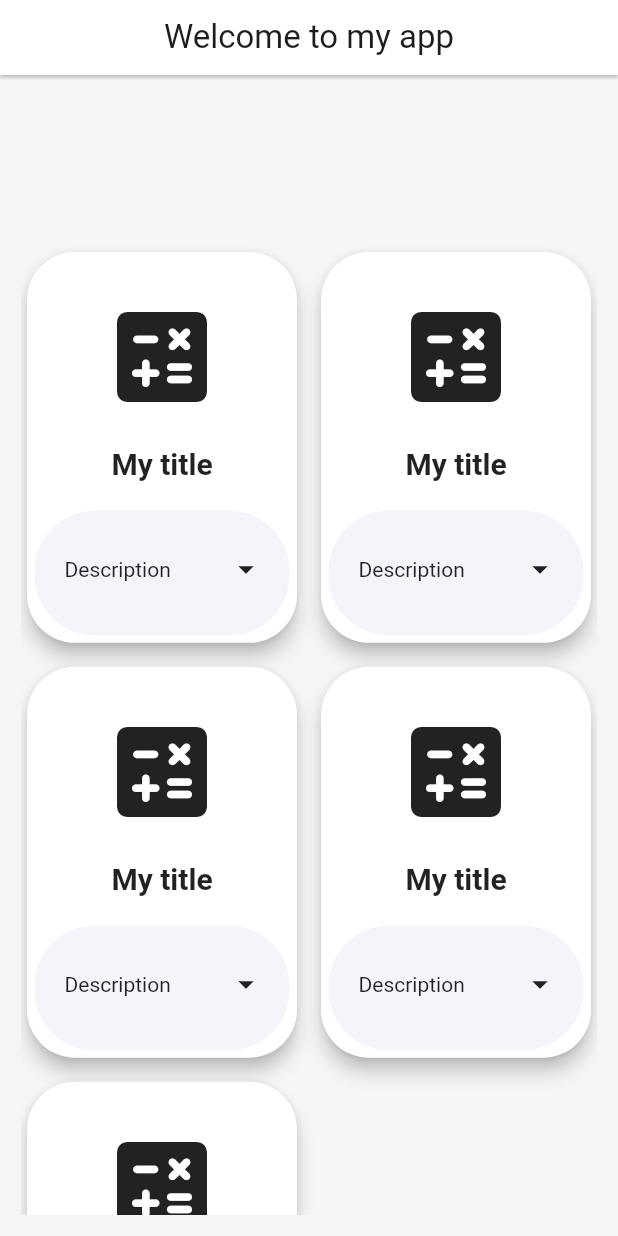
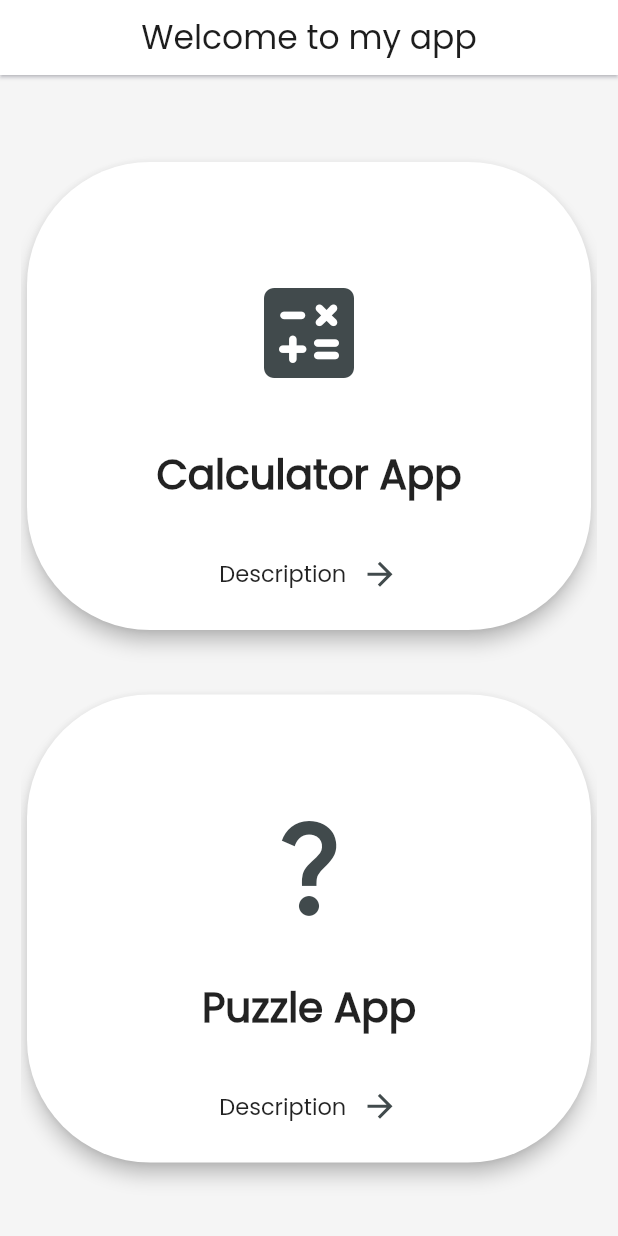
Before and after one commit to alexanderKalema/Intersavy, a Flutter app: the screen it shows after launch, on a phone screen of 412 x 824 dp. Run offline on Flutter 3.47's test engine with Material 2 defaults, Android fonts, the phone set to English and light mode, and no system bars; our stand-ins replace auto_route, bloc, flutter_bloc, just_audio, on_audio_query, permission_handler.

Commit message:
Task-6 made improvements to style and correct naviagtion

```diff
--- a/lib/main.dart
+++ b/lib/main.dart
@@ -1,12 +1,21 @@
 import 'package:android_app_development/services/app_router.gr.dart';
+import 'package:android_app_development/services/bloc/home_bloc.dart';
+import 'package:android_app_development/services/bloc/home_event.dart';
 import 'package:android_app_development/services/stop_watch_service.dart';
 import 'package:android_app_development/utilities/my_theme.dart';
 import 'package:flutter/material.dart';
-import 'package:permission_handler/permission_handler.dart';
+import 'package:flutter_bloc/flutter_bloc.dart';
 import 'package:provider/provider.dart';
 
 void main() {
-  runApp(const MyApp());
+  runApp(MultiProvider(providers: [
+    ChangeNotifierProvider(
+      create: (_) => DateAndTimeProvider(),
+    ),
+    BlocProvider<HomeBloc>(
+      create: (_) => HomeBloc()..add(FinishedOnBoardingEvent()),
+    ),
+  ], child: const MyApp()));
 }
 
 class MyApp extends StatefulWidget {
@@ -21,12 +30,10 @@ class _MyAppState extends State<MyApp> {
 
   @override
   Widget build(BuildContext context) {
-    return ChangeNotifierProvider(
-        create: (_) => DateAndTimeProvider(),
-        child: MaterialApp.router(
-            theme: myTheme,
-            routerDelegate: _appRouter.delegate(),
-            routeInformationParser: _appRouter.defaultRouteParser(),
-            debugShowCheckedModeBanner: false));
+    return MaterialApp.router(
+        theme: myTheme,
+        routerDelegate: _appRouter.delegate(),
+        routeInformationParser: _appRouter.defaultRouteParser(),
+        debugShowCheckedModeBanner: false);
   }
 }
--- a/lib/models/generic_card.dart
+++ b/lib/models/generic_card.dart
@@ -1,5 +1,6 @@
+import 'dart:math';
 import 'package:flutter/material.dart';
-import 'package:android_app_development/constants.dart';
+
 
 class GenericCard extends StatefulWidget {
   final IconData icon;
@@ -19,23 +20,111 @@ class GenericCard extends StatefulWidget {
   State<GenericCard> createState() => _GenericCardState();
 }
 
-class _GenericCardState extends State<GenericCard> {
-  bool _isExpanded = false;
+class _GenericCardState extends State<GenericCard>
+    with TickerProviderStateMixin {
+  late AnimationController _rotationController;
+  late Animation _rotationAnimation;
+
+  @override
+  void initState() {
+    super.initState();
+
+    _rotationController = AnimationController(
+      vsync: this,
+      duration: const Duration(
+        seconds: 1,
+      ),
+    );
+    _rotationAnimation = Tween(
+      begin: 0.0,
+      end: pi,
+    )
+        .chain(
+          CurveTween(
+            curve: Curves.easeInOut,
+          ),
+        )
+        .animate(_rotationController);
+  }
+
+  void _toggleCard() {
+    if (_rotationController.isCompleted ) {
+      _rotationController.reverse();
+    } else {
+      _rotationController.forward();
+    }
+  }
+
+  @override
+  void dispose() {
+    _rotationController.dispose();
+    super.dispose();
+  }
+
 
   @override
   Widget build(BuildContext context) {
-    return SizedBox(
-      child: InkWell(
+    return InkWell(
       onTap: widget.onTap,
+      child: AnimatedBuilder(
+          animation: _rotationController,
+          builder: (context, child) {
+            return Transform(
+              transform: Matrix4.identity()
+                ..rotateY(
+                  _rotationAnimation.value,
+                ),
+              alignment: Alignment.center,
               child: Card(
                 shape: RoundedRectangleBorder(
-            borderRadius: BorderRadius.circular(32),
+                  borderRadius: BorderRadius.circular(82),
                 ),
                 elevation: 5,
                 clipBehavior: Clip.hardEdge,
                 child: Padding(
-            padding: const EdgeInsets.all(5),
+                    padding: const EdgeInsets.only(
+                      top: 35,
+                         bottom: 25,
+                         right: 20, left:20),
+                    child: _rotationController.isCompleted
+                        ? Transform(
+                          alignment: Alignment.center,
+                          transform: Matrix4.rotationY(pi),
+                          child: SingleChildScrollView(
                             child: Column(
+                              mainAxisAlignment: MainAxisAlignment.spaceEvenly,
+                              crossAxisAlignment:  CrossAxisAlignment.center ,
+                              children: [
+
+                                Text(widget.description),
+                                InkWell(
+                                  onTap: _toggleCard,
+                                  child: Row(
+                                    mainAxisAlignment: MainAxisAlignment.center,
+                                    children: const [
+
+                                      Icon(
+                                        Icons.arrow_back,
+                                        size: 25,
+                                      ),
+                                      SizedBox(
+                                        width: 10,
+                                      ),
+                                      Text(
+                                        "Back to main card",
+                                        style: TextStyle(
+                                          fontSize: 15,
+                                        ),
+                                      ),
+
+                                    ],
+                                  ),
+                                ),
+                              ],
+                            ),
+                          )
+                        )
+                        : Column(
                             mainAxisAlignment: MainAxisAlignment.spaceBetween,
                             crossAxisAlignment: CrossAxisAlignment.center,
                             children: [
@@ -49,67 +138,37 @@ class _GenericCardState extends State<GenericCard> {
                               Text(
                                 widget.title,
                                 style: const TextStyle(
-                    fontSize: 20,
+                                  fontSize: 27,
                                   fontWeight: FontWeight.bold,
                                 ),
                               ),
-                Container(
-                  padding: EdgeInsets.only(
-                      top: _isExpanded ? 10 : 15,
-                      bottom: _isExpanded ? 10 : 15,
-                      left: 20,
-                      right: 5),
-                  decoration: const BoxDecoration(
-                    borderRadius: BorderRadius.all(Radius.circular(40)),
-                    color: Color(CARD_SECONDARY),
-                  ),
-                  child: Column(
-                    children: [
-                      Row(
-                        mainAxisAlignment: MainAxisAlignment.start,
+                              InkWell(
+                                onTap: _toggleCard,
+                                child: Row(
+                                  mainAxisAlignment: MainAxisAlignment.center,
                                   crossAxisAlignment: CrossAxisAlignment.center,
-                        children: [
-                          const Text("Description"),
-                          const Expanded(child: SizedBox()),
-                          IconButton(
-                            onPressed: () {
-                              setState(() {
-                                _isExpanded = !_isExpanded;
-                              });
-                            },
-                            icon: Icon(
-                              _isExpanded
-                                  ? Icons.arrow_drop_up_sharp
-                                  : Icons.arrow_drop_down_sharp,
-                              size: 25,
-                            ),
-                          ),
-                        ],
-                      ),
-                      _isExpanded
-                          ? SizedBox(
-                              height: 60,
-                              child: SingleChildScrollView(
-                                child: Text(
-                                  widget.description,
-                                  softWrap: true,
-                                  style: const TextStyle(
+                                  children: const [
+                                    Text(
+                                        "Description",
+                                      style: TextStyle(
                                         fontSize: 15,
                                       ),
                                     ),
+                                    SizedBox(
+                                      width: 10,
                                     ),
-                            )
-                          : const SizedBox(
-                              height: 5,
-                            )
+                                   Icon(
+                                             Icons.arrow_forward,
+                                        size: 25,
+                                    ),
                                   ],
                                 ),
                               ),
                             ],
+                          )),
               ),
-          ),
-        ),
-      ),
+            );
+          }),
     );
   }
 }
--- a/lib/models/generic_circle.dart
+++ b/lib/models/generic_circle.dart
@@ -31,7 +31,7 @@ class GenericCircle extends StatelessWidget {
             color: fillColor ?? Colors.white,
             shape: isCircle ? BoxShape.circle : BoxShape.rectangle,
             border: Border.all(
-              color: fillColor ?? const Color(STOP_WATCH_BORDER),
+              color: fillColor ??  BUTTON_PRIMARY,
               width: 4,
             ),
             borderRadius: isCircle ? null : BorderRadius.circular(15),
--- a/lib/models/my_appbar.dart
+++ b/lib/models/my_appbar.dart
@@ -17,7 +17,7 @@ class MyAppBar extends StatelessWidget with PreferredSizeWidget {
       elevation: 1,
       titleSpacing: 50,
       title: Text(title),
-      shadowColor: const Color(APPBAR_SHADOW_COLOR),
+      shadowColor:  APPBAR_SHADOW_COLOR,
     );
   }
 }
--- /dev/null
+++ b/lib/services/bloc/home_bloc.dart
@@ -0,0 +1,51 @@
+import 'package:android_app_development/services/bloc/home_event.dart';
+import 'package:android_app_development/services/bloc/home_state.dart';
+import 'package:bloc/bloc.dart';
+import 'package:flutter/material.dart';
+
+List<Map<String, dynamic>> topics = [
+  {
+    "description": "",
+    "title": "Calculator App",
+    "icon": Icons.calculate_rounded,
+    "path": "/calculator",
+  },
+  {
+    "description": "",
+    "title": "Puzzle App",
+    "icon": Icons.question_mark_sharp,
+    "path": "/puzzle",
+  },
+  {
+    "description": " ·Made Stop watch - with resume(pause), reset buttons and stores saved laps as well"
+        " \n\n ·Used Change notifiers and change notifier Provider for state management\n\n"
+        " ·Used consumer to only rebuild specific part of the widget \n\n"
+        " ·Also added interesting logic to refactor saved laps after deletion  ",
+    "title": "Stop Watch App",
+    "icon": Icons.timer,
+    "path": "/stop-watch",
+  },
+  {
+    "description": " ·Made Date and time app - with both a digital and Analog watch \n\n"
+        "·Drew analog clock using custom painter and fed it a change notifier that triggers a rebuild every second\n\n"
+        "·The rebuild calculates the point on the circumference of the circle on which it puts the hour, minute and second hands, does this using the current date-time",
+    "title": "Date and Time App",
+    "icon": Icons.access_time_filled_rounded,
+    "path": "/date-time",
+  },
+  {
+    "description": " ·Made a MusicPlayer App - with play, pause, next, previous buttons and a seek bar\n\n"
+        " ·Used InheritedNotifier as well as external packages - permission handler (to read the audio files from device ), just_audio ,and on_audio_query \n\n",
+    "title": "Music App",
+    "icon": Icons.music_note_outlined,
+    "path": "/music",
+  },
+];
+
+class HomeBloc extends Bloc<HomeEvent, HomeState> {
+  HomeBloc(): super(HomeScreenInitialState()) {
+    on<FinishedOnBoardingEvent>((event, emit) async {
+      emit(FinishedOnBoardingState(topics));
+    });
+  }
+}
--- /dev/null
+++ b/lib/services/bloc/home_event.dart
@@ -0,0 +1,3 @@
+abstract class HomeEvent {}
+
+class FinishedOnBoardingEvent extends HomeEvent {}
--- /dev/null
+++ b/lib/services/bloc/home_state.dart
@@ -0,0 +1,9 @@
+abstract class HomeState{}
+
+class FinishedOnBoardingState extends HomeState {
+ final List<Map<String, dynamic>> topics;
+
+ FinishedOnBoardingState(this.topics);
+
+}
+class HomeScreenInitialState extends HomeState {}
--- a/lib/ui/home_screen.dart
+++ b/lib/ui/home_screen.dart
@@ -2,42 +2,64 @@ import 'package:android_app_development/models/generic_card.dart';
 import 'package:auto_route/auto_route.dart';
 import 'package:flutter/material.dart';
 import 'package:android_app_development/models/my_appbar.dart';
+import 'package:flutter_bloc/flutter_bloc.dart';
+import 'package:android_app_development/services/bloc/home_bloc.dart';
+import 'package:android_app_development/services/bloc/home_state.dart';
 
-class HomeScreen extends StatelessWidget {
+class HomeScreen extends StatefulWidget {
   const HomeScreen({Key? key}) : super(key: key);
 
+  @override
+  State<HomeScreen> createState() => _HomeScreenState();
+}
+
+class _HomeScreenState extends State<HomeScreen> {
+  List<Map<String, dynamic>> topics = [];
   @override
   Widget build(BuildContext context) {
     return Scaffold(
         appBar: const MyAppBar(
           title: "Welcome to my app",
         ),
-        body: Column(
+        body: BlocConsumer<HomeBloc, HomeState>(
+          listener: (context, state) {
+            if (state is FinishedOnBoardingState) {
+              topics = state.topics;
+            }
+          },
+          builder: (context, state){
+            if(state is FinishedOnBoardingState){
+              return   Column(
                 children: [
                   Flexible(
                     child: Padding(
                       padding: const EdgeInsets.all(14.0),
                       child: GridView.builder(
-                  padding: const EdgeInsets.symmetric(vertical: 100),
-                  gridDelegate: const SliverGridDelegateWithFixedCrossAxisCount(
-                    crossAxisSpacing: 8,
-                    mainAxisSpacing: 8,
-                    crossAxisCount: 2,
-                    childAspectRatio: 0.7,
+                        padding: const EdgeInsets.symmetric(vertical: 40),
+                        gridDelegate:  const SliverGridDelegateWithFixedCrossAxisCount(
+                          mainAxisSpacing: 35,
+                          crossAxisCount: 1,
+                          childAspectRatio: 1.2 ,
                         ),
-                  itemCount: 5,
+                        itemCount: topics.length,
                         itemBuilder: (context, index) => GenericCard(
-                    description: "My description",
-                    title: "My title",
-                    icon: Icons.calculate_rounded,
+                          description: topics[index] ['description'],
+                          title: topics[index] ['title'],
+                          icon: topics[index] ['icon'],
                           onTap: () {
-                      context.router.pushNamed('/music');
+                            context.router.pushNamed(topics[index] ['path']);
                           },
                         ),
                       ),
                     ),
                   ),
                 ],
+              );
+            }
+            else{
+              return const Center(child: CircularProgressIndicator());
+            }
+          },
         ));
   }
 }
--- a/lib/ui/music_screen.dart
+++ b/lib/ui/music_screen.dart
@@ -1,7 +1,6 @@
 import 'package:android_app_development/services/app_router.gr.dart';
 import 'package:auto_route/auto_route.dart';
 import 'package:flutter/material.dart';
-import 'package:just_audio/just_audio.dart';
 import 'package:on_audio_query/on_audio_query.dart';
 import 'package:permission_handler/permission_handler.dart';
 import 'package:android_app_development/services/permission_handling_service.dart';
--- a/lib/utilities/my_theme.dart
+++ b/lib/utilities/my_theme.dart
@@ -2,16 +2,20 @@ import 'package:android_app_development/constants.dart';
 import 'package:flutter/material.dart';
 
 ThemeData myTheme = ThemeData(
-  // fontFamily: '',
-  scaffoldBackgroundColor: const Color(SCAFFOLD_BACKGROUND_COLOR),
+  fontFamily: 'PoppinsRegular',
+  scaffoldBackgroundColor: SCAFFOLD_BACKGROUND_COLOR,
+  iconTheme: const IconThemeData(
+    color: ICON_COLOR,
+  ),
   appBarTheme: const AppBarTheme(
     color: Colors.white,
     iconTheme: IconThemeData(
-      color: Colors.black,
+      color: MAIN_TEXT_COLOR,
     ),
     centerTitle: true,
     titleTextStyle: TextStyle(
-      color: Color(MAIN_TEXT_COLOR),
+      fontFamily: 'PoppinsRegular',
+      color: MAIN_TEXT_COLOR,
       fontSize: 22,
       fontWeight: FontWeight.w400,
     ),
```
Also changed, not shown: lib/constants.dart (+14 -5 lines), lib/services/clock_painter.dart (+13 -10 lines), lib/ui/date_and_time_screen.dart (+7 -4 lines), lib/ui/now_playing_screen.dart (+9 -1 lines), lib/ui/stop_watch_screen.dart (+18 -5 lines), pubspec.yaml (+5 -14 lines), assets/fonts/Poppins-Regular.ttf (added). Lines whose indentation alone changed are shown as unchanged.
